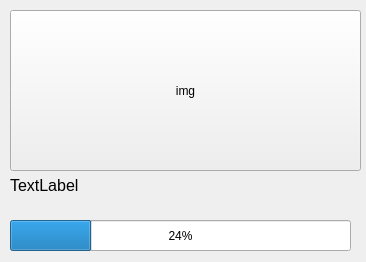
The window that client/Forms/MyWidget/mywidget.ui (sofinvalery/LMS) describes before a commit, drawn with Qt 5.
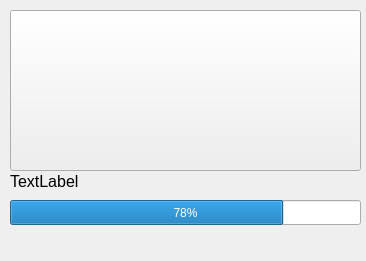
The same window after the commit.

```diff
--- a/client/Forms/MyWidget/mywidget.ui
+++ b/client/Forms/MyWidget/mywidget.ui
@@ -7,7 +7,7 @@
     <x>0</x>
     <y>0</y>
     <width>366</width>
-    <height>262</height>
+    <height>261</height>
    </rect>
   </property>
   <property name="sizePolicy">
@@ -59,7 +59,7 @@
     </size>
    </property>
    <property name="text">
-    <string>img</string>
+    <string/>
    </property>
    <property name="iconSize">
     <size>
@@ -72,9 +72,9 @@
    <property name="geometry">
     <rect>
      <x>10</x>
-     <y>170</y>
-     <width>341</width>
-     <height>31</height>
+     <y>171</y>
+     <width>351</width>
+     <height>21</height>
     </rect>
    </property>
    <property name="font">
@@ -90,22 +90,25 @@
    <property name="geometry">
     <rect>
      <x>10</x>
-     <y>220</y>
-     <width>341</width>
-     <height>31</height>
+     <y>200</y>
+     <width>351</width>
+     <height>25</height>
     </rect>
    </property>
    <property name="value">
-    <number>24</number>
+    <number>78</number>
+   </property>
+   <property name="alignment">
+    <set>Qt::AlignCenter</set>
    </property>
   </widget>
   <widget class="QPushButton" name="ProgressbarButton">
    <property name="geometry">
     <rect>
      <x>10</x>
-     <y>220</y>
-     <width>341</width>
-     <height>31</height>
+     <y>200</y>
+     <width>351</width>
+     <height>25</height>
     </rect>
    </property>
    <property name="styleSheet">
```
